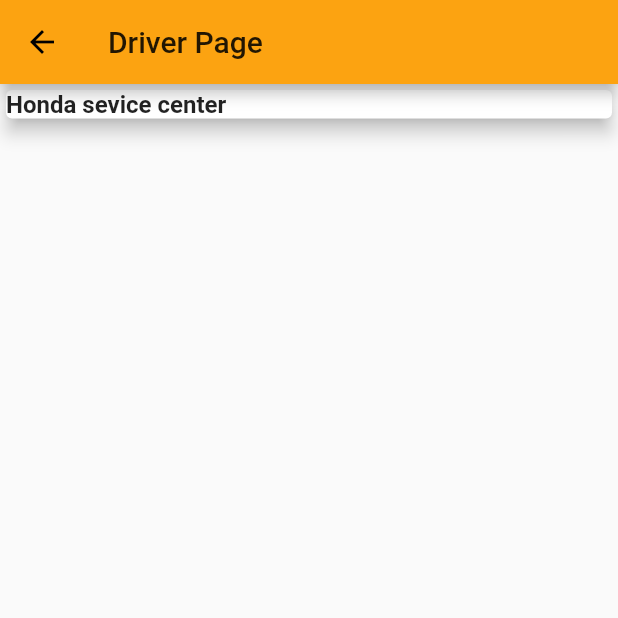
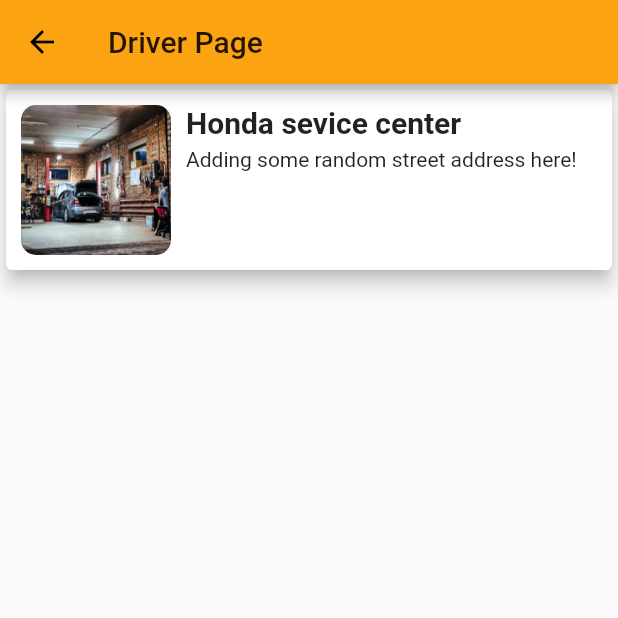
Before and after one commit to rajupotharaju155/getmech-hackathon, a Flutter app: the DriverMainPage screen opened directly, on a phone screen of 412 x 824 dp, the top half of it. Run offline on Flutter 3.47's test engine with Material 2 defaults, Android fonts, the phone set to English and light mode, and no system bars; our stand-ins replace curved_navigation_bar, flutter_spinkit, page_transition.

Commit message:
slash added

```diff
--- a/lib/ui/driver/driverMain.dart
+++ b/lib/ui/driver/driverMain.dart
@@ -10,14 +10,46 @@
           Card(
             elevation: 5.0,
             child: Row(
+              crossAxisAlignment: CrossAxisAlignment.start,
               children: [
-                Text(
-                  'Honda sevice center',
-                  style: TextStyle(
-                    fontSize: 16,
-                    fontWeight: FontWeight.bold,
+                Padding(
+                  padding: const EdgeInsets.all(10.0),
+                  child: Container(
+                    width: 100,
+                    height: 100,
+                    decoration: BoxDecoration(
+                      borderRadius: BorderRadius.circular(10),
+                      image: DecorationImage(
+                        image: AssetImage('assets/images/garage_1.jpg'),
+                        fit: BoxFit.fill,
+                      ),
+                    ),
                   ),
-                )
+                ),
+                Padding(
+                  padding: const EdgeInsets.only(top: 10.0),
+                  child: Column(
+                    crossAxisAlignment: CrossAxisAlignment.start,
+                    children: [
+                      Text(
+                          'Honda sevice center',
+                          style: TextStyle(
+                            fontSize: 20,
+                            fontWeight: FontWeight.bold,
+                          ),
+                        ),
+                      Padding(
+                        padding: const EdgeInsets.only(top: 5.0),
+                        child: Text(
+                          'Adding some random street address here!',
+                          style: TextStyle(fontSize: 14),
+                          overflow: TextOverflow.ellipsis,
+                          maxLines: 2,
+                        ),
+                      ),
+                    ],
+                  ),
+                ),
               ],
             ),
           ),
--- a/pubspec.yaml
+++ b/pubspec.yaml
@@ -50,7 +50,7 @@
 
   # To add assets to your application, add an assets section, like this:
   assets:
-    - assets/images
+    - assets/images/
 
   # An image asset can refer to one or more resolution-specific "variants", see
   # https://flutter.dev/assets-and-images/#resolution-aware.
```
